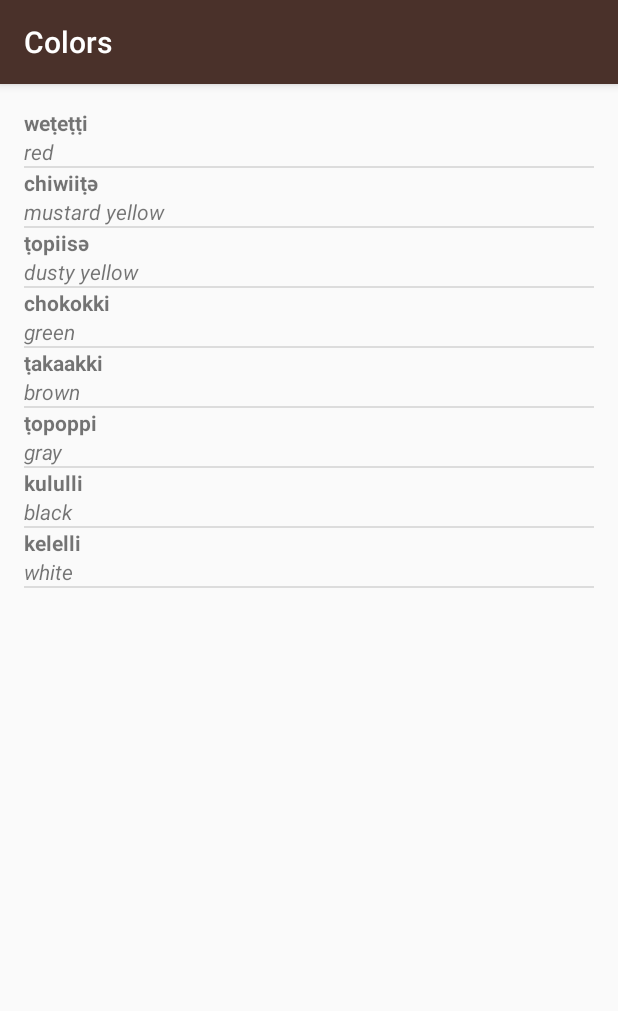
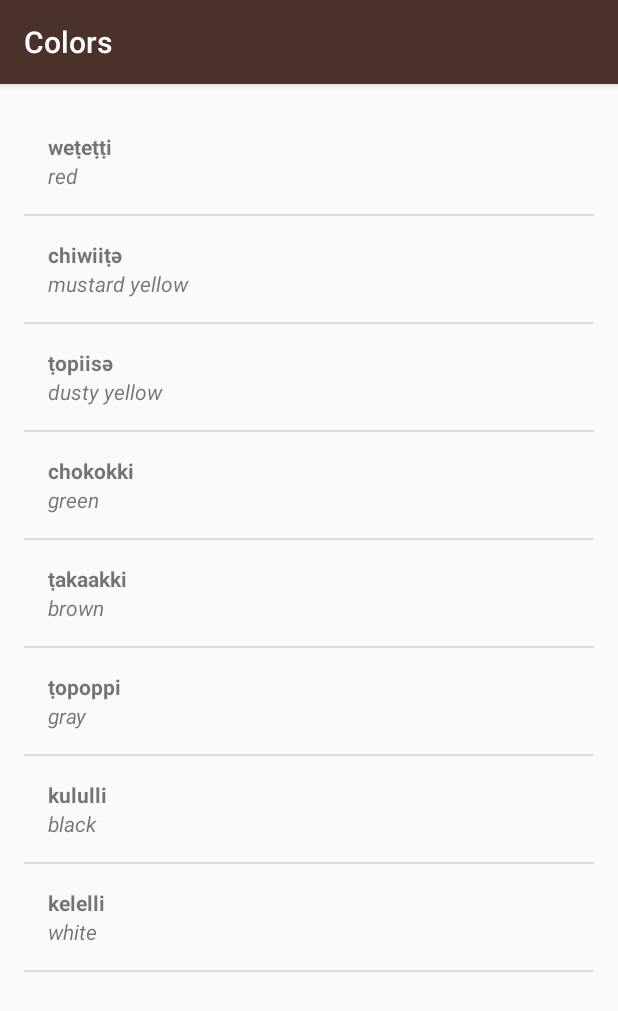
Before and after one commit to omega9999/Miwok, an Android app: the ColorsActivity screen opened directly, with no data from a screen before it, on a phone screen of 412 x 824 dp. Shown: the top 1011 px of the screen. Run offline under Robolectric (Android 15) with nearby library versions, the phone set to English and light mode, and no system bars.

Commit message:
modify list layout and test with color

```diff
--- a/app/src/main/res/layout/list_item.xml
+++ b/app/src/main/res/layout/list_item.xml
@@ -4,9 +4,7 @@
     android:id="@+id/row"
     android:layout_width="match_parent"
     android:layout_height="match_parent"
-    android:layout_marginStart="16dp"
-    android:layout_marginLeft="16dp"
-    android:layout_marginTop="16dp"
+    android:padding="16dp"
     android:orientation="vertical">
 
     <TextView
--- a/app/src/main/res/layout/word_list.xml
+++ b/app/src/main/res/layout/word_list.xml
@@ -1,6 +1,5 @@
 <?xml version="1.0" encoding="utf-8"?>
 <ListView xmlns:android="http://schemas.android.com/apk/res/android"
-    xmlns:tools="http://schemas.android.com/tools"
     android:id="@+id/list"
     android:layout_width="match_parent"
     android:layout_height="match_parent"
@@ -8,5 +7,4 @@
     android:paddingLeft="@dimen/activity_horizontal_margin"
     android:paddingTop="@dimen/activity_vertical_margin"
     android:paddingRight="@dimen/activity_horizontal_margin"
-    android:paddingBottom="@dimen/activity_vertical_margin"
-    tools:context="com.example.android.miwok.NumbersActivity" />
+    android:paddingBottom="@dimen/activity_vertical_margin" />
```
Also changed, not shown: app/src/main/java/com/example/android/miwok/WordAdapter.java (+15 -1 lines).
